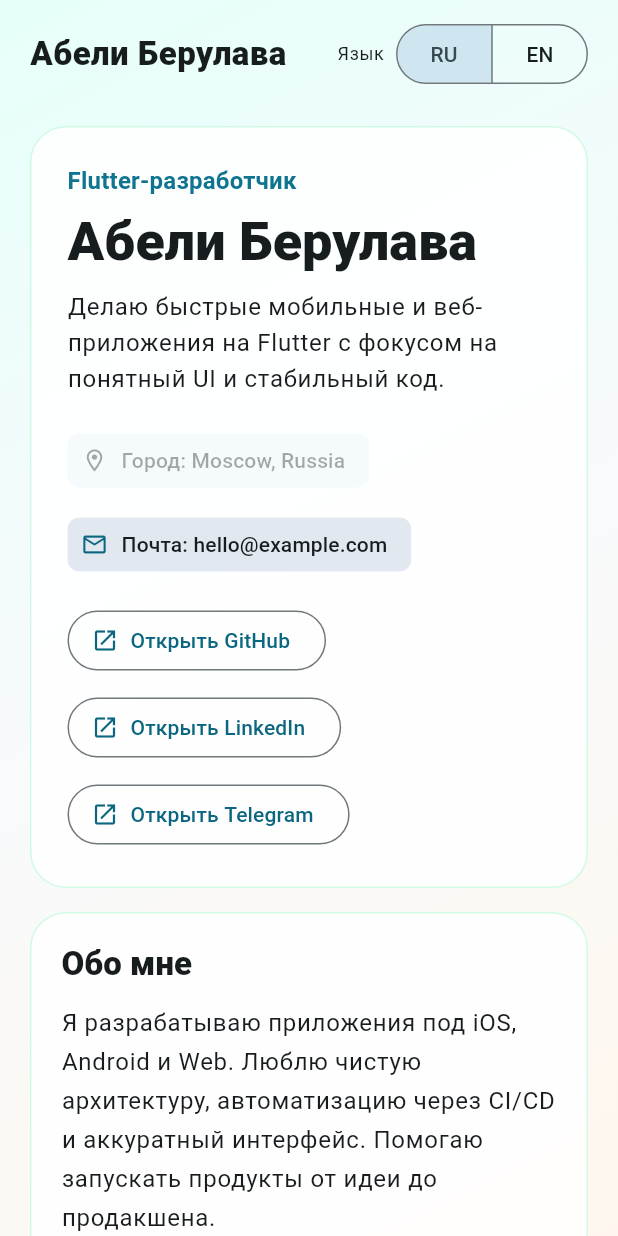
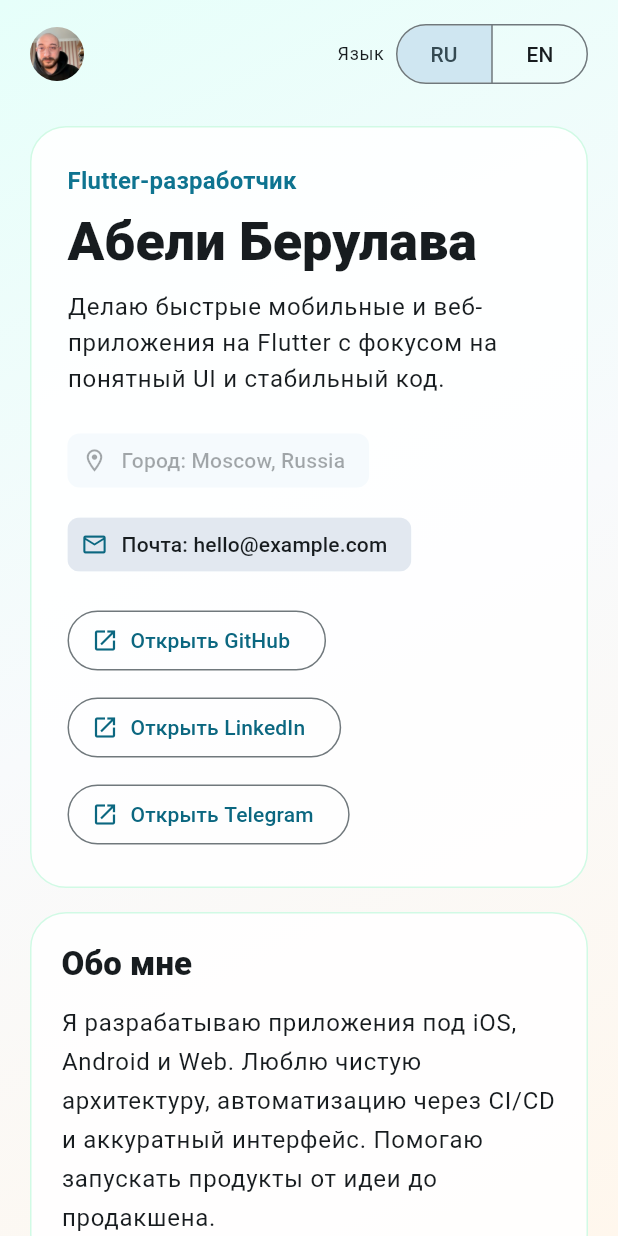
Before and after one commit to Abeli1995/portfolio_flutter, a Flutter app: the screen it shows after launch, on a phone screen of 412 x 824 dp. Run offline on Flutter 3.47's test engine with Material 3 defaults, Android fonts, the phone set to English and light mode, and no system bars.

Commit message:
refactor(portfolio_page): replace text with photoImg in appBar

```diff
--- a/lib/widgets/portfolio_page.dart
+++ b/lib/widgets/portfolio_page.dart
@@ -35,7 +35,6 @@ class PortfolioPage extends StatelessWidget {
           child: Column(
             children: [
               _TopBar(
-                name: content.profile.name,
                 locale: locale,
                 onLocaleChanged: onLocaleChanged,
               ),
@@ -150,12 +149,10 @@ class PortfolioPage extends StatelessWidget {
 
 class _TopBar extends StatelessWidget {
   const _TopBar({
-    required this.name,
     required this.locale,
     required this.onLocaleChanged,
   });
 
-  final String name;
   final Locale locale;
   final ValueChanged<Locale> onLocaleChanged;
 
@@ -166,13 +163,15 @@ class _TopBar extends StatelessWidget {
       child: Row(
         children: [
           Expanded(
-            child: Text(
-              name,
-              maxLines: 1,
-              overflow: TextOverflow.ellipsis,
-              style: Theme.of(context).textTheme.titleLarge?.copyWith(
-                fontWeight: FontWeight.w800,
-                letterSpacing: 0.3,
+            child: Align(
+              alignment: Alignment.centerLeft,
+              child: ClipOval(
+                child: Image.asset(
+                  'assets/images/my_photo.png',
+                  width: 36,
+                  height: 36,
+                  fit: BoxFit.cover,
+                ),
               ),
             ),
           ),
--- a/pubspec.yaml
+++ b/pubspec.yaml
@@ -24,3 +24,4 @@ flutter:
   uses-material-design: true
   assets:
     - assets/data/
+    - assets/images/
```
Also changed, not shown: assets/images/my_photo.png (added).
